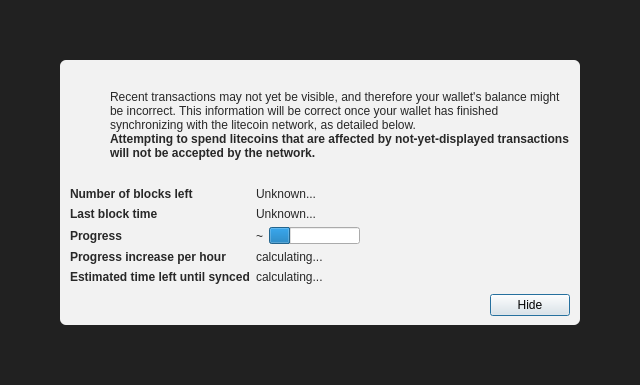
First picture: the form in src/qt/forms/modaloverlay.ui, repository minblock/satcoin, before the edit.
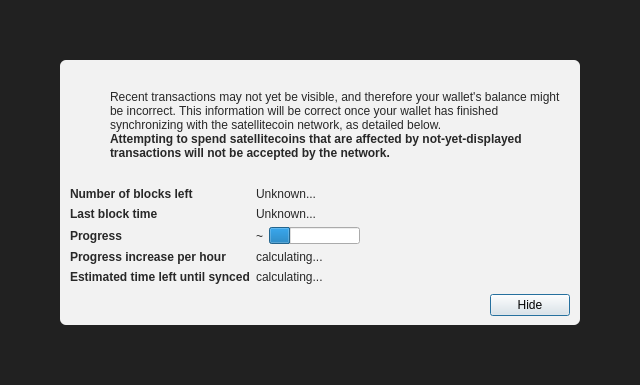
Second picture: the form after the edit. Icons and pictures are not drawn.

What changed in the file:
```diff
--- a/src/qt/forms/modaloverlay.ui
+++ b/src/qt/forms/modaloverlay.ui
@@ -130,7 +130,7 @@
              <item>
               <widget class="QLabel" name="infoText">
                <property name="text">
-                <string>Recent transactions may not yet be visible, and therefore your wallet's balance might be incorrect. This information will be correct once your wallet has finished synchronizing with the litecoin network, as detailed below.</string>
+                <string>Recent transactions may not yet be visible, and therefore your wallet's balance might be incorrect. This information will be correct once your wallet has finished synchronizing with the satellitecoin network, as detailed below.</string>
                </property>
                <property name="textFormat">
                 <enum>Qt::RichText</enum>
@@ -149,7 +149,7 @@
                 </font>
                </property>
                <property name="text">
-                <string>Attempting to spend litecoins that are affected by not-yet-displayed transactions will not be accepted by the network.</string>
+                <string>Attempting to spend satellitecoins that are affected by not-yet-displayed transactions will not be accepted by the network.</string>
                </property>
                <property name="textFormat">
                 <enum>Qt::RichText</enum>
```
